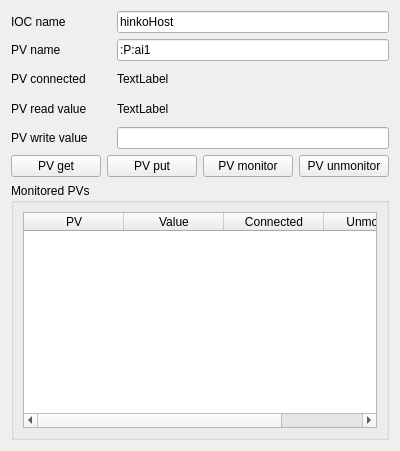
The window that pyI/src/ui/uiPVSingle.ui (hinxx/hiinks) describes before a commit, drawn with Qt 5.
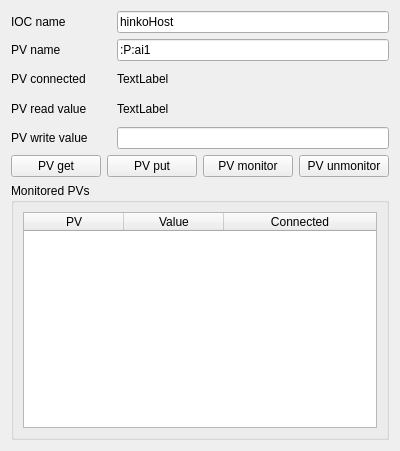
The same window after the commit.

```diff
--- a/pyI/src/ui/uiPVSingle.ui
+++ b/pyI/src/ui/uiPVSingle.ui
@@ -288,11 +288,6 @@
           <string>Connected</string>
          </property>
         </column>
-        <column>
-         <property name="text">
-          <string>Unmonitor</string>
-         </property>
-        </column>
        </widget>
       </item>
      </layout>
```
